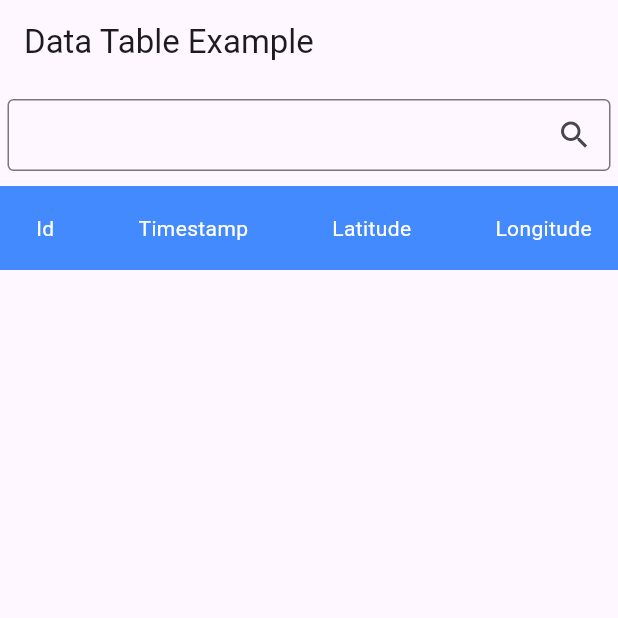
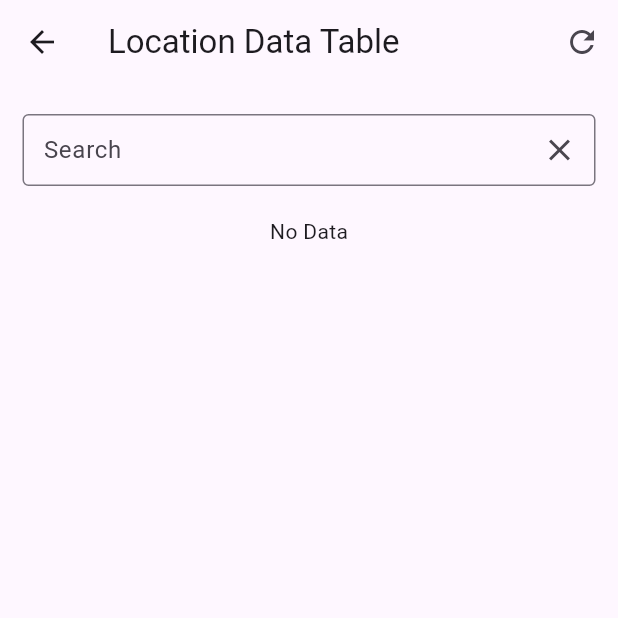
Before and after one commit to chppandey/Distance, a Flutter app: the MyDataTable screen opened directly, on a phone screen of 412 x 824 dp, the top half of it. Run offline on Flutter 3.47's test engine with Material 3 defaults, Android fonts, the phone set to English and light mode, and no system bars; our stand-ins replace get, location, sqflite, syncfusion_flutter_datagrid; accounts and stored records are empty.

Commit message:
change location function

```diff
--- a/lib/Controller/location_controller.dart
+++ b/lib/Controller/location_controller.dart
@@ -1,23 +1,25 @@
 import 'dart:async';
-import 'dart:developer';
-
+import 'dart:math';
 import 'package:distance_app/Model/location_model.dart';
 import 'package:distance_app/utils/local_db.dart';
 import 'package:flutter/material.dart';
-import 'package:geolocator/geolocator.dart';
 import 'package:get/get.dart';
+import 'package:location/location.dart';
 
 class LocationDataController extends GetxController {
   RxBool isLoading = false.obs;
   DatabaseHelper databaseHelper = DatabaseHelper();
-  StreamSubscription<Position>? locationStream;
   RxList<Map<String, dynamic>> parsedData = <Map<String, dynamic>>[].obs;
+  RxString totalTravalTime = "".obs;
+  RxDouble totalDistance = 0.0.obs;
+  DateTime currentdateTime = DateTime.now();
   final timeStampController = TextEditingController().obs;
   final latitudeController = TextEditingController().obs;
   final longitudeController = TextEditingController().obs;
   final accuracyController = TextEditingController().obs;
   final distanceController = TextEditingController().obs;
   final searchController = TextEditingController().obs;
+  StreamSubscription<LocationData>? locationSubscription;
 
   /// insert data in table
   Future<void> inserData() async {
@@ -38,84 +40,102 @@ class LocationDataController extends GetxController {
     isLoading(true);
     parsedData.value =
         await databaseHelper.getData(searchController.value.text) ?? [];
-    log("lidatData--> ${parsedData.toString()}");
+    print("lidatData--> ${parsedData.toString()}");
     isLoading(false);
   }
 
-  void startTracking() async {
-    try {
-      requestLocationPermission();
-      Position previousPosition = await Geolocator.getCurrentPosition(
-        desiredAccuracy: LocationAccuracy.high,
+  Future<void> trackingLocation() async {
+    Location location = Location();
+    currentdateTime = DateTime.now();
+    bool serviceEnabled;
+    PermissionStatus permissionGranted;
+    LocationData startLocation;
+    serviceEnabled = await location.serviceEnabled();
+    if (!serviceEnabled) {
+      serviceEnabled = await location.requestService();
+      if (!serviceEnabled) {
+        return;
+      }
+    }
+    permissionGranted = await location.hasPermission();
+    if (permissionGranted == PermissionStatus.denied) {
+      permissionGranted = await location.requestPermission();
+      if (permissionGranted != PermissionStatus.granted) {
+        return;
+      }
+    }
+    startLocation = await location.getLocation();
+
+    location.onLocationChanged.listen((LocationData currentLocation) async {
+      print(
+        currentLocation.altitude,
       );
-      log("PrevPosition-- >${previousPosition.latitude.toString()}");
-      StreamSubscription<Position> locationStream =
-          Geolocator.getPositionStream().listen(
-        (Position position) {
-          // Calculate distance from previous location
-          log("position--> ${position.latitude}, ${position.longitude}");
-          Timer.periodic(const Duration(seconds: 30), (timer) async {
-            Position currentPosition = await Geolocator.getCurrentPosition(
-              desiredAccuracy: LocationAccuracy.high,
-            );
-            log("PrevPosition-- >${previousPosition.latitude.toString()}");
-            log("CurrentPosition-- >${currentPosition.latitude.toString()}");
 
-            // Calculate distance from previous location
-            double distanceInMeters = Geolocator.distanceBetween(
-              previousPosition.latitude,
-              previousPosition.longitude,
-              currentPosition.latitude,
-              currentPosition.longitude,
-            );
-            log("distance--> $distanceInMeters");
-            // Check if distance is greater than or equal to 3 meters
-            // if (distanceInMeters >= 3) {
-            // Save location data to database
+      print(currentLocation.longitude);
+      print("PrevPosition-- >${currentLocation.latitude.toString()}");
+      print("CurrentPosition-- >${currentLocation.latitude.toString()}");
 
-            var data = LocationModel(
-              latitude: currentPosition.latitude.toString(),
-              longitude: currentPosition.longitude.toString(),
-              timestamp: DateTime.now().toIso8601String(),
-              accuracy: currentPosition.accuracy.toString(),
-              distance: distanceInMeters.toString(),
-            );
-            await databaseHelper.insertIntoTable(data);
-            Get.snackbar("Success", "Data inserted",
-                backgroundColor: Colors.green, colorText: Colors.white);
-            // }
+      // Calculate distance from previous location
+      // double distanceInMeters = calculateDistance(
+      //   startLocation.latitude!,
+      //   startLocation.longitude!,
+      //   currentLocation.latitude!,
+      //   currentLocation.longitude!,
+      // );
 
-            // Update previous position
-            previousPosition = currentPosition;
-          });
-        },
+      double distanceInMeters = calculateDistance(
+        startLocation.latitude!,
+        startLocation.longitude!,
+        34.0522,
+        -118.2437,
       );
-    } catch (e) {
-      print("data--> $e");
-    }
+      totalDistance.value = distanceInMeters;
+      print("distance--> $distanceInMeters");
+      // Check if distance is greater than or equal to 3 meters
+      if (distanceInMeters >= 3) {
+        // Save location data to database
+
+        var data = LocationModel(
+          latitude: currentLocation.latitude.toString(),
+          longitude: currentLocation.longitude.toString(),
+          timestamp: currentLocation.time.toString(),
+          accuracy: currentLocation.accuracy.toString(),
+          distance: distanceInMeters.toString(),
+        );
+        await databaseHelper.insertIntoTable(data);
+        Get.snackbar("Success", "Data inserted",
+            backgroundColor: Colors.green, colorText: Colors.white);
+      }
+      // Use current location
+      update();
+    });
   }
 
-  /// stope tracking
   void stopTracking() {
-    print("stop ");
-    locationStream?.cancel(); // Stop location tracking
+    locationSubscription?.cancel(); // Stop location tracking
   }
 
-  void requestLocationPermission() async {
-    print("dsjhasdjkfh");
-    LocationPermission permission = await Geolocator.checkPermission();
-    if (permission == LocationPermission.denied ||
-        permission == LocationPermission.deniedForever) {
-      // Permissions are denied or denied forever, let's request it!
-      permission = await Geolocator.requestPermission();
-      if (permission == LocationPermission.denied) {
-        print("Location permissions are still denied");
-      } else if (permission == LocationPermission.deniedForever) {
-        print("Location permissions are permanently denied");
-      } else {
-        // Permissions are granted (either can be whileInUse, always, restricted).
-        print("Location permissions are granted after requesting");
-      }
-    }
+  double calculateDistance(double startLatitude, double startLongitude,
+      double currentLatitude, double currentLongitude) {
+    // Use the Haversine formula to calculate distance between two coordinates
+    const double earthRadius = 6371000; // in meters
+
+    double dLat = degreesToRadians(currentLatitude - startLatitude);
+    double dLon = degreesToRadians(currentLongitude - startLongitude);
+
+    double a = pow(sin(dLat / 2), 2) +
+        cos(degreesToRadians(startLatitude)) *
+            cos(degreesToRadians(currentLatitude)) *
+            pow(sin(dLon / 2), 2);
+
+    double c = 2 * atan2(sqrt(a), sqrt(1 - a));
+
+    double distance = earthRadius * c;
+
+    return distance;
+  }
+
+  double degreesToRadians(double degrees) {
+    return degrees * pi / 180;
   }
 }
--- /dev/null
+++ b/lib/Presentation/data_table.dart
@@ -0,0 +1,137 @@
+import 'dart:async';
+import 'dart:developer';
+import 'package:distance_app/Controller/location_controller.dart';
+import 'package:distance_app/Widget/custom_textfield.dart';
+import 'package:distance_app/utils/data_source.dart';
+import 'package:flutter/material.dart';
+import 'package:get/get.dart';
+import 'package:syncfusion_flutter_datagrid/datagrid.dart';
+
+class MyDataTable extends StatefulWidget {
+  const MyDataTable({super.key});
+
+  @override
+  _MyDataTableState createState() => _MyDataTableState();
+}
+
+class _MyDataTableState extends State<MyDataTable> {
+  EmployeeDataSource? employeeDataSource;
+  final locationDataController = Get.put(LocationDataController());
+
+  @override
+  void initState() {
+    super.initState();
+
+    WidgetsBinding.instance.addPostFrameCallback((timeStamp) async {
+      await locationDataController.getData();
+      log("data--> ${locationDataController.parsedData}");
+      employeeDataSource =
+          EmployeeDataSource(tableData: locationDataController.parsedData);
+    });
+  }
+
+  @override
+  Widget build(BuildContext context) {
+    return Scaffold(
+      appBar: AppBar(
+        title: const Text('Location Data Table'),
+        actions: [
+          IconButton(
+              onPressed: () {
+                locationDataController.getData();
+              },
+              icon: const Icon(Icons.refresh))
+        ],
+      ),
+      body: Obx(
+        () => Column(
+          children: [
+            Padding(
+              padding: const EdgeInsets.all(10.0),
+              child: CustomTextField(
+                controller: locationDataController.searchController.value,
+                labelText: "Search",
+                suffixIcon: IconButton(
+                    onPressed: () async {
+                      locationDataController.searchController.value.clear();
+                      await locationDataController.getData();
+                    },
+                    icon: const Icon(Icons.close)),
+                onChanged: (p0) async {
+                  Future.delayed(const Duration(milliseconds: 500), () async {
+                    // do something with query
+
+                    await locationDataController.getData();
+                  });
+                },
+              ),
+            ),
+            locationDataController.isLoading.value
+                ? const Center(
+                    child: CircularProgressIndicator.adaptive(),
+                  )
+                : locationDataController.parsedData.isEmpty
+                    ? const Center(
+                        child: Text("No Data"),
+                      )
+                    : Expanded(
+                        child: SfDataGrid(
+                          source: employeeDataSource!,
+                          allowSorting: true,
+                          columns: <GridColumn>[
+                            GridColumn(
+                                columnName: 'timestamp',
+                                width: 120,
+                                label: Container(
+                                    padding: const EdgeInsets.symmetric(
+                                        horizontal: 5.0),
+                                    alignment: Alignment.centerRight,
+                                    child: const Text(
+                                      'Timestamp',
+                                    ))),
+                            GridColumn(
+                                columnName: 'latitude',
+                                width: 120,
+                                label: Container(
+                                    padding: const EdgeInsets.symmetric(
+                                        horizontal: 16.0),
+                                    alignment: Alignment.centerLeft,
+                                    child: const Text(
+                                      'Latitude',
+                                    ))),
+                            GridColumn(
+                                columnName: 'longitude',
+                                width: 120,
+                                label: Container(
+                                    padding: const EdgeInsets.symmetric(
+                                        horizontal: 16.0),
+                                    alignment: Alignment.centerLeft,
+                                    child: const Text(
+                                      'Longitude',
+                                      overflow: TextOverflow.ellipsis,
+                                    ))),
+                            GridColumn(
+                                columnName: 'accuracy',
+                                width: 120,
+                                label: Container(
+                                    padding: const EdgeInsets.symmetric(
+                                        horizontal: 16.0),
+                                    alignment: Alignment.centerRight,
+                                    child: const Text('Accuracy'))),
+                            GridColumn(
+                                columnName: 'distance',
+                                width: 120,
+                                label: Container(
+                                    padding: const EdgeInsets.symmetric(
+                                        horizontal: 16.0),
+                                    alignment: Alignment.centerRight,
+                                    child: const Text('Distance'))),
+                          ],
+                        ),
+                      ),
+          ],
+        ),
+      ),
+    );
+  }
+}
--- a/lib/Presentation/location_table_screen.dart
+++ /dev/null
@@ -1,90 +0,0 @@
-import 'package:distance_app/Controller/location_controller.dart';
-import 'package:distance_app/Widget/custom_textfield.dart';
-import 'package:flutter/material.dart';
-import 'package:get/get_state_manager/get_state_manager.dart';
-import 'package:get/instance_manager.dart';
-
-class MyDataTable extends StatefulWidget {
-  const MyDataTable({super.key});
-
-  @override
-  _MyDataTableState createState() => _MyDataTableState();
-}
-
-class _MyDataTableState extends State<MyDataTable> {
-  final locationController = Get.put(LocationDataController());
-  @override
-  void initState() {
-    super.initState();
-    WidgetsBinding.instance.addPostFrameCallback((timeStamp) {
-      locationController.getData();
-    });
-  }
-
-  @override
-  Widget build(BuildContext context) {
-    return Scaffold(
-      appBar: AppBar(title: const Text('Data Table Example')),
-      body: SingleChildScrollView(
-        scrollDirection: Axis.vertical,
-        child: Column(
-          children: [
-            CustomTextField(
-              controller: locationController.searchController.value,
-              onChanged: (p0) {},
-              suffixIcon: IconButton(
-                  onPressed: () {
-                    locationController.getData();
-                  },
-                  icon: const Icon(Icons.search)),
-            ),
-            Obx(
-              () => locationController.isLoading.value
-                  ? const Center(
-                      child: CircularProgressIndicator.adaptive(),
-                    )
-                  : SingleChildScrollView(
-                      scrollDirection: Axis.horizontal,
-                      child: DataTable(
-                        sortAscending: false,
-                        sortColumnIndex: 0,
-                        decoration: BoxDecoration(
-                          color: Colors.blueGrey[50],
-                          borderRadius: BorderRadius.circular(10.0),
-                        ),
-                        headingRowColor:
-                            MaterialStateProperty.all(Colors.blueAccent),
-                        headingTextStyle: const TextStyle(color: Colors.white),
-                        columns: const [
-                          DataColumn(label: Text("Id")),
-                          DataColumn(label: Text('Timestamp')),
-                          DataColumn(label: Text('Latitude')),
-                          DataColumn(label: Text('Longitude')),
-                          DataColumn(label: Text('Accuracy')),
-                          DataColumn(label: Text('Distance')),
-                        ],
-                        rows: locationController.parsedData.map((data) {
-                          return DataRow(cells: [
-                            DataCell(Text('${data['id']}')),
-                            DataCell(Text('${data['timestamp']}')),
-                            DataCell(Text('${data['latitude']}')),
-                            DataCell(Text('${data['longitude']}')),
-                            DataCell(Text('${data['accuracy']}')),
-                            DataCell(Text('${data['distance']}')),
-                          ]);
-                        }).toList(),
-                      ),
-                    ),
-            ),
-          ],
-        ),
-      ),
-    );
-  }
-}
-
-void main() {
-  runApp(const MaterialApp(
-    home: MyDataTable(),
-  ));
-}
--- a/lib/Widget/custom_textfield.dart
+++ b/lib/Widget/custom_textfield.dart
@@ -1,7 +1,12 @@
 import 'package:flutter/material.dart';
 
 class CustomTextField extends StatelessWidget {
-   CustomTextField({super.key, required this.controller, this.labelText,this.onChanged, this.suffixIcon});
+  CustomTextField(
+      {super.key,
+      required this.controller,
+      this.labelText,
+      this.onChanged,
+      this.suffixIcon});
 
   final TextEditingController controller;
   final String? labelText;
@@ -14,12 +19,13 @@ class CustomTextField extends StatelessWidget {
       padding: const EdgeInsets.symmetric(vertical: 10, horizontal: 5),
       child: TextFormField(
         controller: controller,
-        onChanged:onChanged ,
+        onChanged: onChanged,
         decoration: InputDecoration(
-          suffixIcon:suffixIcon ,
-            contentPadding: EdgeInsets.zero,
+            suffixIcon: suffixIcon,
+            contentPadding:
+                const EdgeInsets.symmetric(horizontal: 10, vertical: 5),
             border: const OutlineInputBorder(),
-            labelText: labelText),
+            hintText: labelText),
       ),
     );
   }
--- a/lib/utils/data_source.dart
+++ b/lib/utils/data_source.dart
@@ -28,6 +28,7 @@ class EmployeeDataSource extends DataGridSource {
 
   @override
   DataGridRowAdapter? buildRow(DataGridRow row) {
+    print("row--> ${_employeeData.length}");
     return DataGridRowAdapter(
         cells: row.getCells().map<Widget>((e) {
       return Padding(
--- a/pubspec.yaml
+++ b/pubspec.yaml
@@ -42,6 +42,7 @@ dependencies:
   get: ^4.6.6
   geolocator: ^11.0.0
   syncfusion_flutter_datagrid: ^25.1.42
+  intl: ^0.19.0
 
 dev_dependencies:
   flutter_test:
```
Also changed, not shown: lib/Presentation/dashboard_screen.dart (+21 -43 lines), lib/Presentation/table2.dart (deleted, +0 -114 lines), 1 other file.
